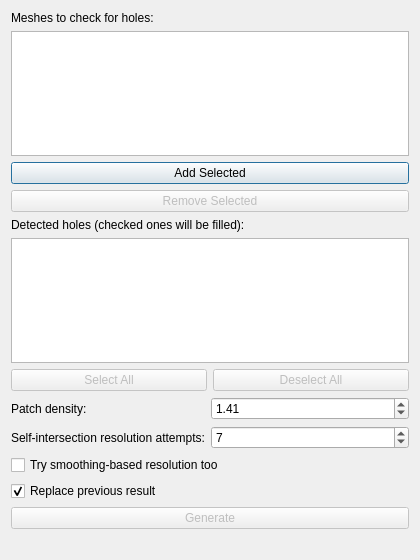
Old version of the form ui/FillHolesDialog.ui in the repository sharjith/ModelViewer-Qt.
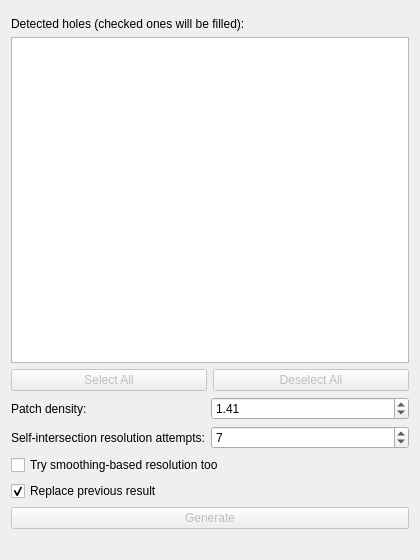
New version of the form. Custom widgets are drawn as their Qt base class.

Commit message: Use the shared selection box in the mesh-tool dialogs

The edit to the form file:
```diff
--- a/ui/FillHolesDialog.ui
+++ b/ui/FillHolesDialog.ui
@@ -15,39 +15,7 @@
   </property>
   <layout class="QVBoxLayout" name="verticalLayout">
    <item>
-    <widget class="QLabel" name="meshListLabel">
-     <property name="text">
-      <string>Meshes to check for holes:</string>
-     </property>
-    </widget>
-   </item>
-   <item>
-    <widget class="QListWidget" name="meshList">
-     <property name="selectionMode">
-      <enum>QAbstractItemView::SelectionMode::ExtendedSelection</enum>
-     </property>
-    </widget>
-   </item>
-   <item>
-    <layout class="QVBoxLayout" name="listButtonColumn">
-     <item>
-      <widget class="QPushButton" name="addSelectedButton">
-       <property name="text">
-        <string>Add Selected</string>
-       </property>
-      </widget>
-     </item>
-     <item>
-      <widget class="QPushButton" name="removeSelectedButton">
-       <property name="enabled">
-        <bool>false</bool>
-       </property>
-       <property name="text">
-        <string>Remove Selected</string>
-       </property>
-      </widget>
-     </item>
-    </layout>
+    <widget class="MeshSelectionBox" name="meshSelectionBox" native="true"/>
    </item>
    <item>
     <widget class="QLabel" name="holesListLabel">
@@ -194,6 +162,13 @@
    </item>
   </layout>
  </widget>
+ <customwidgets>
+  <customwidget>
+   <class>MeshSelectionBox</class>
+   <extends>QWidget</extends>
+   <header>MeshSelectionBox.h</header>
+  </customwidget>
+ </customwidgets>
  <resources/>
  <connections/>
 </ui>
```
The commit also changes 24 other files.
